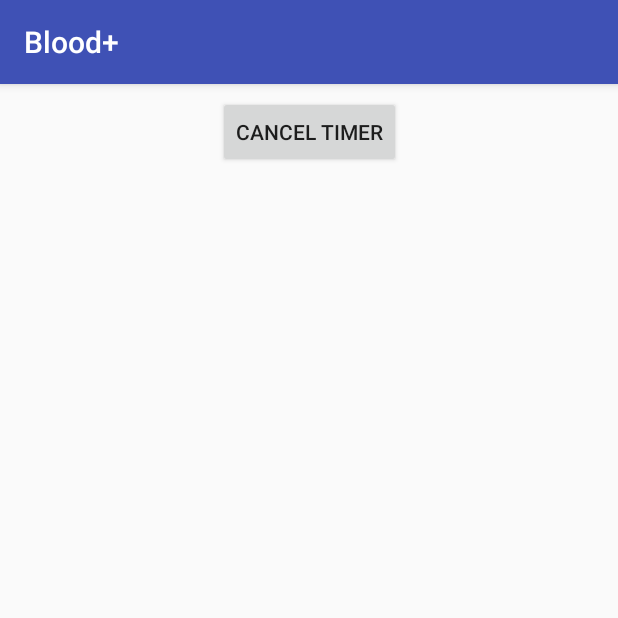
After one commit to suhas-goutham/BloodPlus, an Android app: the DonorActivity screen opened directly, with no data from a screen before it, on a phone screen of 412 x 824 dp, the top half of it. The commit adds this screen. Run offline under Robolectric (Android 15) with nearby library versions, the phone set to English and light mode, and no system bars; libraries missing offline, so code that uses them is left out: com.parse; 5 statements that could not run were skipped.

Commit message:
14-Apr-18

```diff
--- a/app/src/main/AndroidManifest.xml
+++ b/app/src/main/AndroidManifest.xml
@@ -62,7 +62,10 @@
             android:label="@string/title_activity_hospital_maps"
             android:parentActivityName=".LoginActivity" />
         <activity android:name=".FilterBloodActivity" />
-        <activity android:name=".ProfileUserActivity" android:parentActivityName=".HospitalMapsActivity"></activity>
+        <activity
+            android:name=".ProfileUserActivity"
+            android:parentActivityName=".HospitalMapsActivity" />
+        <activity android:name=".DonorActivity"></activity>
     </application>
 
 </manifest>
--- /dev/null
+++ b/app/src/main/java/com/suhas/blood/DonorActivity.java
@@ -0,0 +1,102 @@
+package com.suhas.blood;
+
+import android.app.PendingIntent;
+import android.content.Intent;
+import android.support.v4.app.NotificationManagerCompat;
+import android.support.v7.app.AppCompatActivity;
+import android.os.Bundle;
+import android.support.v7.app.NotificationCompat;
+import android.util.Log;
+import android.view.View;
+import android.widget.TextView;
+
+import com.parse.FindCallback;
+import com.parse.ParseException;
+import com.parse.ParseObject;
+import com.parse.ParseQuery;
+import com.parse.ParseUser;
+
+import java.util.List;
+import java.util.Timer;
+import java.util.TimerTask;
+
+public class DonorActivity extends AppCompatActivity {
+
+    public void cancelTimer(View view){
+
+        timer.cancel();
+    }
+
+    Timer timer=new Timer();
+
+    @Override
+    protected void onCreate(Bundle savedInstanceState) {
+        super.onCreate(savedInstanceState);
+        setContentView(R.layout.activity_donor);
+
+        final TextView t4=(TextView) findViewById(R.id.textView4);
+
+        /*
+        ParseObject ob=new ParseObject("Request");
+
+        ob.put("username",ParseUser.getCurrentUser().getUsername());
+        ob.put("requestStatus",false);
+
+        ob.saveInBackground();
+        */
+
+        final ParseQuery<ParseObject> query=ParseQuery.getQuery("Request");
+        query.whereEqualTo("username",ParseUser.getCurrentUser().getUsername());
+
+        Intent donorIntent = new Intent(getApplicationContext(),MainActivity.class);
+        donorIntent.setFlags(Intent.FLAG_ACTIVITY_CLEAR_TASK|Intent.FLAG_ACTIVITY_NEW_TASK);
+
+        PendingIntent donorPendingIntent =
+                PendingIntent.getActivity(getApplicationContext(), 0,donorIntent, 0);
+
+        Intent donor1Intent = new Intent(getApplicationContext(),LoginActivity.class);
+
+        donorIntent.setFlags(Intent.FLAG_ACTIVITY_CLEAR_TASK|Intent.FLAG_ACTIVITY_NEW_TASK);
+        PendingIntent donor1PendingIntent =
+                PendingIntent.getActivity(getApplicationContext(), 0,donor1Intent, 0);
+
+
+        NotificationCompat.Builder mBuilder = (NotificationCompat.Builder) new NotificationCompat.Builder(getApplicationContext()).
+                setSmallIcon(R.drawable.blood_image).
+                setContentTitle("Request for blood").
+                setContentText("Do you accept to donate your blood to "+ParseUser.getCurrentUser().get("name")+"hospital?").
+                addAction(R.drawable.blood_image,"Accept",donorPendingIntent);
+
+        NotificationManagerCompat notificationManager = NotificationManagerCompat.from(getApplicationContext());
+        notificationManager.notify(0, mBuilder.build());
+
+        timer.scheduleAtFixedRate(new TimerTask() {
+            @Override
+            public void run() {
+                Log.i("Count","1");
+                query.findInBackground(new FindCallback<ParseObject>() {
+                    @Override
+                    public void done(List<ParseObject> objects, ParseException e) {
+
+                        if(e==null){
+                            if(objects.size()>0){
+                                if(objects.get(0).get("requestStatus").equals(true)){
+                                    timer.cancel();
+                                    t4.setText("Got notification");
+
+
+
+                                }
+                            }
+                        }
+                    }
+                });
+
+
+
+            }
+        },1000,10000);
+
+
+    }
+}
--- a/app/src/main/java/com/suhas/blood/LoginActivity.java
+++ b/app/src/main/java/com/suhas/blood/LoginActivity.java
@@ -78,7 +78,7 @@ public class LoginActivity extends AppCompatActivity implements View.OnKeyListen
                     if (user != null && user.get("userType").equals("donor")) {
 
                         Toast.makeText(getApplicationContext(), "Welcome," + user.get("name"), Toast.LENGTH_LONG).show();
-                        Intent intent = new Intent(getApplicationContext(), DonorMapsActivity.class);
+                        Intent intent = new Intent(getApplicationContext(), DonorActivity.class);
                         startActivity(intent);
 
                     } else {
--- /dev/null
+++ b/app/src/main/res/layout/activity_donor.xml
@@ -0,0 +1,33 @@
+<?xml version="1.0" encoding="utf-8"?>
+<android.support.constraint.ConstraintLayout xmlns:android="http://schemas.android.com/apk/res/android"
+    xmlns:app="http://schemas.android.com/apk/res-auto"
+    xmlns:tools="http://schemas.android.com/tools"
+    android:layout_width="match_parent"
+    android:layout_height="match_parent"
+    tools:context="com.suhas.blood.DonorActivity">
+
+    <Button
+        android:id="@+id/button3"
+        android:layout_width="wrap_content"
+        android:layout_height="wrap_content"
+        android:onClick="cancelTimer"
+        android:text="cancel timer"
+        app:layout_constraintTop_toTopOf="parent"
+        android:layout_marginTop="8dp"
+        android:layout_marginLeft="8dp"
+        app:layout_constraintLeft_toLeftOf="parent"
+        android:layout_marginRight="8dp"
+        app:layout_constraintRight_toRightOf="parent" />
+
+    <TextView
+        android:id="@+id/textView4"
+        android:layout_width="109dp"
+        android:layout_height="53dp"
+        android:layout_marginTop="8dp"
+        android:textSize="24sp"
+        app:layout_constraintTop_toBottomOf="@+id/button3"
+        android:layout_marginLeft="8dp"
+        app:layout_constraintLeft_toLeftOf="parent"
+        android:layout_marginRight="8dp"
+        app:layout_constraintRight_toRightOf="parent" />
+</android.support.constraint.ConstraintLayout>
--- a/app/src/main/res/values/strings.xml
+++ b/app/src/main/res/values/strings.xml
@@ -14,8 +14,8 @@
         <item>O-ve</item>
     </string-array>
     <string-array name="gender_arrays">
-    <item>Male</item>
-    <item>Female</item>
+        <item>Male</item>
+        <item>Female</item>
     </string-array>
 
 </resources>
```
Also changed, not shown: app/src/main/java/com/suhas/blood/HospitalMapsActivity.java (+69 -48 lines), app/src/main/java/com/suhas/blood/ProfileUserActivity.java (+28 -1 lines).
